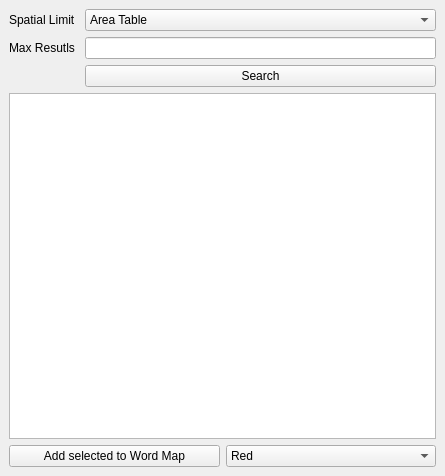
mikedotonline/SocialSpatial, file ui/postsamples.ui: the form before one commit.
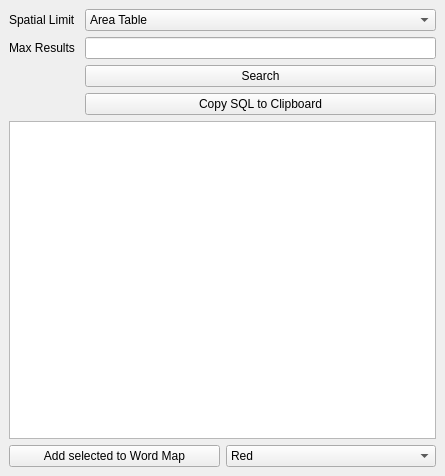
The form after the commit.

Diff of the .ui file:
```diff
--- a/ui/postsamples.ui
+++ b/ui/postsamples.ui
@@ -46,7 +46,7 @@
         <item row="1" column="0">
          <widget class="QLabel" name="label_2">
           <property name="text">
-           <string>Max Resutls </string>
+           <string>Max Results </string>
           </property>
          </widget>
         </item>
@@ -67,6 +67,13 @@
           </property>
          </widget>
         </item>
+        <item row="3" column="1">
+         <widget class="QPushButton" name="copySQL_pushButton">
+          <property name="text">
+           <string>Copy SQL to Clipboard</string>
+          </property>
+         </widget>
+        </item>
        </layout>
       </item>
      </layout>
```
